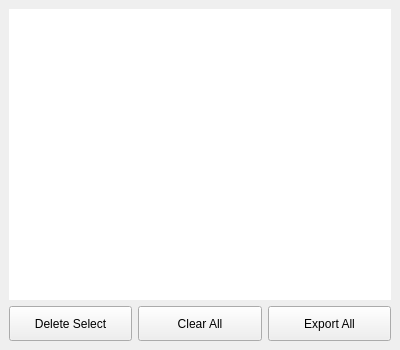
First picture: the form in core/shaderIO/shaderIO_batch.ui, repository rupengfei/TD_code, before the edit.
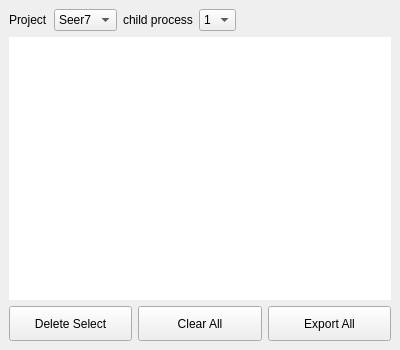
Second picture: the form after the edit.

Commit message: 19.1.2 shaderIO batch output

```diff
--- a/core/shaderIO/shaderIO_batch.ui
+++ b/core/shaderIO/shaderIO_batch.ui
@@ -24,6 +24,83 @@
   </property>
   <widget class="QWidget" name="centralwidget">
    <layout class="QVBoxLayout" name="verticalLayout">
+    <item>
+     <layout class="QHBoxLayout" name="horizontalLayout_2">
+      <property name="topMargin">
+       <number>0</number>
+      </property>
+      <item>
+       <widget class="QLabel" name="label">
+        <property name="text">
+         <string>Project</string>
+        </property>
+       </widget>
+      </item>
+      <item>
+       <widget class="QComboBox" name="comboBox_project">
+        <item>
+         <property name="text">
+          <string>Seer7</string>
+         </property>
+        </item>
+        <item>
+         <property name="text">
+          <string>None</string>
+         </property>
+        </item>
+       </widget>
+      </item>
+      <item>
+       <widget class="QLabel" name="label_2">
+        <property name="text">
+         <string>child process</string>
+        </property>
+       </widget>
+      </item>
+      <item>
+       <widget class="QComboBox" name="comboBox_child">
+        <item>
+         <property name="text">
+          <string>1</string>
+         </property>
+        </item>
+        <item>
+         <property name="text">
+          <string>2</string>
+         </property>
+        </item>
+        <item>
+         <property name="text">
+          <string>3</string>
+         </property>
+        </item>
+        <item>
+         <property name="text">
+          <string>4</string>
+         </property>
+        </item>
+        <item>
+         <property name="text">
+          <string>5</string>
+         </property>
+        </item>
+       </widget>
+      </item>
+      <item>
+       <spacer name="horizontalSpacer">
+        <property name="orientation">
+         <enum>Qt::Horizontal</enum>
+        </property>
+        <property name="sizeHint" stdset="0">
+         <size>
+          <width>40</width>
+          <height>20</height>
+         </size>
+        </property>
+       </spacer>
+      </item>
+     </layout>
+    </item>
     <item>
      <widget class="QListView" name="list_view">
       <property name="frameShape">
```
The commit also changes 9 other files.
